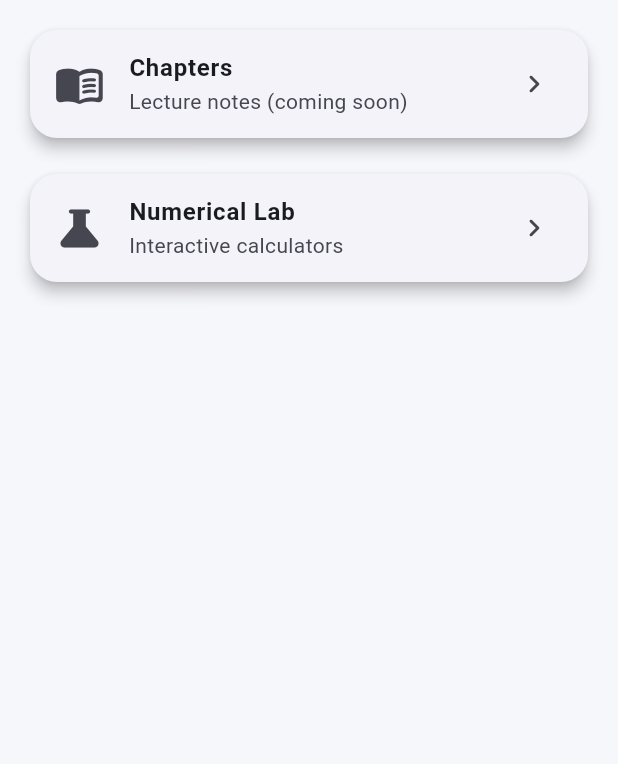
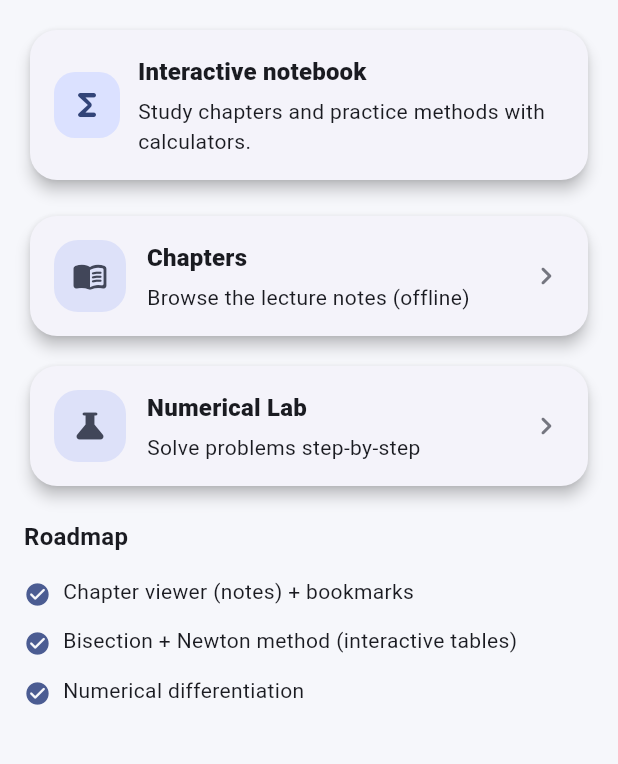
Before and after one commit to nargesalh/Numerical_Computing_app, a Flutter app: the screen it shows after launch, on a phone screen of 412 x 824 dp, the part 84-848 px from its top. Run offline on Flutter 3.47's test engine with Material 3 defaults, Android fonts, the phone set to English and light mode, and no system bars.

Commit message:
feat: improve home UI and add roadmap section

```diff
--- a/lib/features/home/presentation/home_page.dart
+++ b/lib/features/home/presentation/home_page.dart
@@ -7,15 +7,20 @@ class HomePage extends StatelessWidget {
 
   @override
   Widget build(BuildContext context) {
+    final cs = Theme.of(context).colorScheme;
+
     return Scaffold(
-      appBar: AppBar(title: const Text('Numerical Computing')),
-      body: Padding(
+      appBar: AppBar(
+        title: const Text('Numerical Computing'),
+      ),
+      body: ListView(
         padding: const EdgeInsets.all(16),
-        child: Column(
         children: [
-            _HomeCard(
+          _HeaderCard(colorScheme: cs),
+          const SizedBox(height: 16),
+          _FeatureCard(
             title: 'Chapters',
-              subtitle: 'Lecture notes (coming soon)',
+            subtitle: 'Browse the lecture notes (offline)',
             icon: Icons.menu_book_rounded,
             onTap: () {
               Navigator.push(
@@ -24,10 +29,10 @@ class HomePage extends StatelessWidget {
               );
             },
           ),
-            const SizedBox(height: 16),
-            _HomeCard(
+          const SizedBox(height: 12),
+          _FeatureCard(
             title: 'Numerical Lab',
-              subtitle: 'Interactive calculators',
+            subtitle: 'Solve problems step-by-step',
             icon: Icons.science_rounded,
             onTap: () {
               Navigator.push(
@@ -36,6 +41,66 @@ class HomePage extends StatelessWidget {
               );
             },
           ),
+          const SizedBox(height: 18),
+          Text(
+            'Roadmap',
+            style: Theme.of(context).textTheme.titleMedium?.copyWith(
+                  fontWeight: FontWeight.w700,
+                ),
+          ),
+          const SizedBox(height: 8),
+          const _RoadmapItem(text: 'Chapter viewer (notes) + bookmarks'),
+          const _RoadmapItem(text: 'Bisection + Newton method (interactive tables)'),
+          const _RoadmapItem(text: 'Numerical differentiation'),
+        ],
+      ),
+    );
+  }
+}
+
+class _HeaderCard extends StatelessWidget {
+  final ColorScheme colorScheme;
+
+  const _HeaderCard({required this.colorScheme});
+
+  @override
+  Widget build(BuildContext context) {
+    return Card(
+      child: Padding(
+        padding: const EdgeInsets.all(16),
+        child: Row(
+          children: [
+            Container(
+              width: 44,
+              height: 44,
+              decoration: BoxDecoration(
+                color: colorScheme.primaryContainer,
+                borderRadius: BorderRadius.circular(14),
+              ),
+              child: Icon(
+                Icons.functions_rounded,
+                color: colorScheme.onPrimaryContainer,
+              ),
+            ),
+            const SizedBox(width: 12),
+            Expanded(
+              child: Column(
+                crossAxisAlignment: CrossAxisAlignment.start,
+                children: [
+                  Text(
+                    'Interactive notebook',
+                    style: Theme.of(context).textTheme.titleMedium?.copyWith(
+                          fontWeight: FontWeight.w800,
+                        ),
+                  ),
+                  const SizedBox(height: 4),
+                  Text(
+                    'Study chapters and practice methods with calculators.',
+                    style: Theme.of(context).textTheme.bodyMedium,
+                  ),
+                ],
+              ),
+            ),
           ],
         ),
       ),
@@ -43,13 +108,13 @@ class HomePage extends StatelessWidget {
   }
 }
 
-class _HomeCard extends StatelessWidget {
+class _FeatureCard extends StatelessWidget {
   final String title;
   final String subtitle;
   final IconData icon;
   final VoidCallback onTap;
 
-  const _HomeCard({
+  const _FeatureCard({
     required this.title,
     required this.subtitle,
     required this.icon,
@@ -58,14 +123,76 @@ class _HomeCard extends StatelessWidget {
 
   @override
   Widget build(BuildContext context) {
-    return Card(
-      child: ListTile(
-        leading: Icon(icon, size: 34),
-        title: Text(title, style: const TextStyle(fontWeight: FontWeight.w600)),
-        subtitle: Text(subtitle),
-        trailing: const Icon(Icons.chevron_right_rounded),
+    final cs = Theme.of(context).colorScheme;
+
+    return InkWell(
+      borderRadius: BorderRadius.circular(18),
       onTap: onTap,
+      child: Card(
+        child: Padding(
+          padding: const EdgeInsets.all(16),
+          child: Row(
+            children: [
+              Container(
+                width: 48,
+                height: 48,
+                decoration: BoxDecoration(
+                  color: cs.secondaryContainer,
+                  borderRadius: BorderRadius.circular(16),
+                ),
+                child: Icon(icon, color: cs.onSecondaryContainer),
+              ),
+              const SizedBox(width: 14),
+              Expanded(
+                child: Column(
+                  crossAxisAlignment: CrossAxisAlignment.start,
+                  children: [
+                    Text(
+                      title,
+                      style: Theme.of(context).textTheme.titleMedium?.copyWith(
+                            fontWeight: FontWeight.w800,
+                          ),
+                    ),
+                    const SizedBox(height: 4),
+                    Text(
+                      subtitle,
+                      style: Theme.of(context).textTheme.bodyMedium,
+                    ),
+                  ],
+                ),
+              ),
+              const SizedBox(width: 8),
+              Icon(Icons.chevron_right_rounded, color: cs.outline),
+            ],
+          ),
+        ),
       ),
     );
   }
 }
+
+class _RoadmapItem extends StatelessWidget {
+  final String text;
+
+  const _RoadmapItem({required this.text});
+
+  @override
+  Widget build(BuildContext context) {
+    final cs = Theme.of(context).colorScheme;
+
+    return Padding(
+      padding: const EdgeInsets.symmetric(vertical: 6),
+      child: Row(
+        crossAxisAlignment: CrossAxisAlignment.start,
+        children: [
+          Padding(
+            padding: const EdgeInsets.only(top: 3),
+            child: Icon(Icons.check_circle_rounded, size: 18, color: cs.primary),
+          ),
+          const SizedBox(width: 8),
+          Expanded(child: Text(text)),
+        ],
+      ),
+    );
+  }
+}
```
Lines whose indentation alone changed are shown as unchanged.
